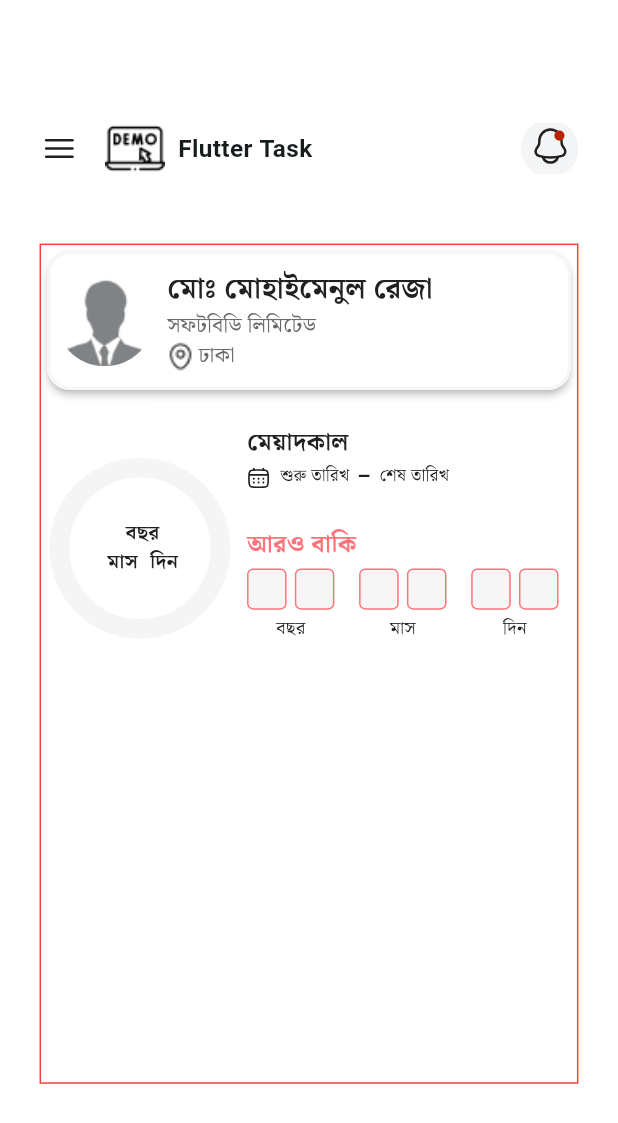
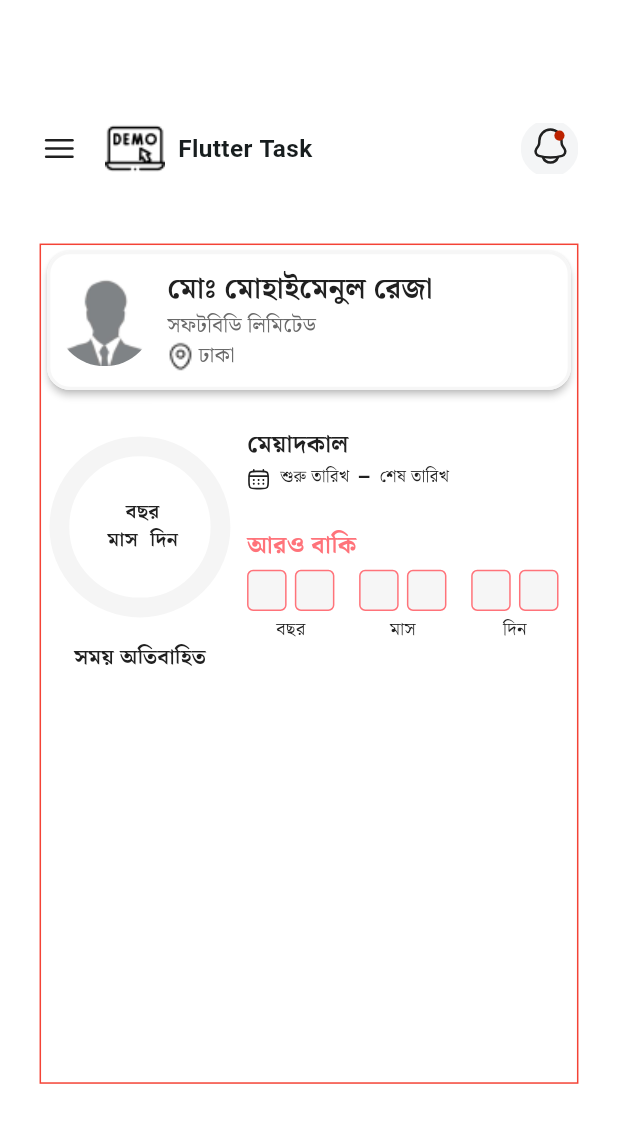
Before and after one commit to hossain-eee/Assginment-Project, a Flutter app: the screen it shows after launch, on a phone screen of 412 x 824 dp. Shown: the top 1123 px of the screen. Run offline on Flutter 3.47's test engine with Material 3 defaults, Android fonts, the phone set to English and light mode, and no system bars; our stand-ins replace flutter_screenutil, flutter_svg, get, google_fonts.

Commit message:
#1 text added below the circularBar

```diff
--- a/lib/presentation/ui/widgets/home/counting_circular_progress_bar.dart
+++ b/lib/presentation/ui/widgets/home/counting_circular_progress_bar.dart
@@ -37,7 +37,9 @@ class _CountingCircularProgressBarState
     // // final int elapsedRemainingDays = remainingDaysAfterYears % 30;
 
     return Center(
-      child: SizedBox(
+      child: Column(
+        children: [
+          SizedBox(
             width: 120.w,
             height: 132.h,
             child: Column(
@@ -47,9 +49,10 @@ class _CountingCircularProgressBarState
                   List<String> dateData =
                       dateController.calculateStartDateAndToaDay();
                   return CustomPaint(
-                size: Size(200.w, 200.h), // You can change the size as needed
-                painter:
-                    SolidCircularProgressPainter(dateController.progress.value),
+                    size:
+                        Size(200.w, 200.h), // You can change the size as needed
+                    painter: SolidCircularProgressPainter(
+                        dateController.progress.value),
                     child: Center(
                       child: Column(
                         mainAxisAlignment: MainAxisAlignment.center,
@@ -109,6 +112,19 @@ class _CountingCircularProgressBarState
               ],
             ),
           ),
+          SizedBox(
+            height: 10.h,
+          ),
+          Text(
+            'সময় অতিবাহিত',
+            style: GoogleFonts.notoSerifBengali(
+              fontSize: 14.sp,
+              fontWeight: FontWeight.w700,
+              color: AppColor.boldFont,
+            ),
+          ),
+        ],
+      ),
     );
   }
 }
```
Lines whose indentation alone changed are shown as unchanged.
